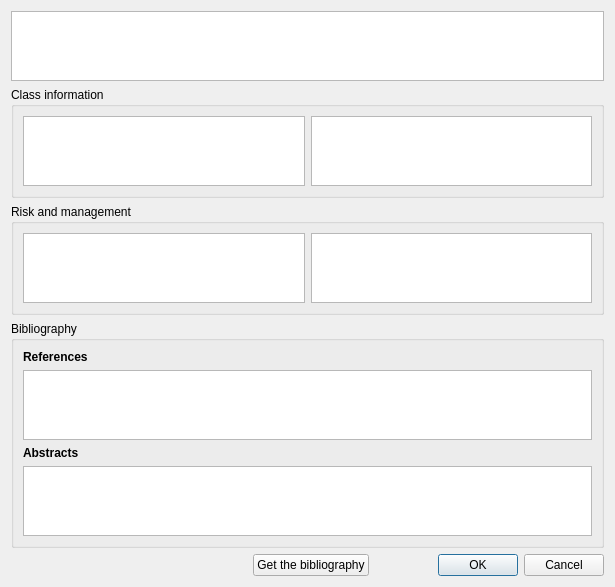
Qt form plugins/drugsplugin/drugswidget/interactionsynthesisdialog.ui (FreeHealth/freehealth) before a commit.
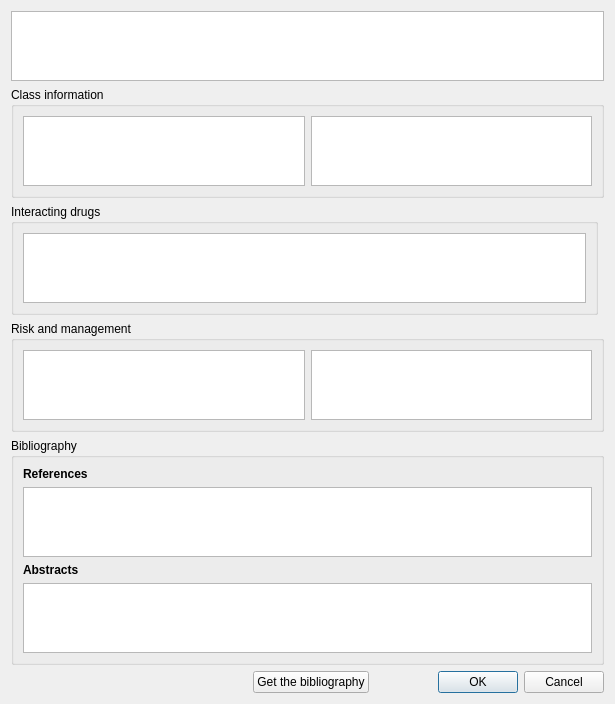
The same form after that commit.

Commit message: Drugs: - Interaction synthesis dialog remember interacting drugs

Patch:
```diff
--- a/plugins/drugsplugin/drugswidget/interactionsynthesisdialog.ui
+++ b/plugins/drugsplugin/drugswidget/interactionsynthesisdialog.ui
@@ -7,7 +7,7 @@
     <x>0</x>
     <y>0</y>
     <width>615</width>
-    <height>577</height>
+    <height>679</height>
    </rect>
   </property>
   <property name="windowTitle">
@@ -90,14 +90,14 @@
       <string>Risk and management</string>
      </property>
      <layout class="QGridLayout" name="gridLayout_2">
-      <item row="0" column="0">
+      <item row="2" column="0">
        <widget class="QTextBrowser" name="riskBrowser">
         <property name="toolTip">
          <string>Risk</string>
         </property>
        </widget>
       </item>
-      <item row="0" column="1">
+      <item row="2" column="1">
        <widget class="QTextBrowser" name="managementBrowser">
         <property name="toolTip">
          <string>Management</string>
@@ -163,6 +163,18 @@
      </layout>
     </widget>
    </item>
+   <item row="3" column="0">
+    <widget class="QGroupBox" name="groupBox_2">
+     <property name="title">
+      <string>Interacting drugs</string>
+     </property>
+     <layout class="QGridLayout" name="gridLayout_5">
+      <item row="0" column="0">
+       <widget class="QTextBrowser" name="interactingDrugsBrowser"/>
+      </item>
+     </layout>
+    </widget>
+   </item>
   </layout>
  </widget>
  <resources/>
```
The commit also changes 2 other files.
